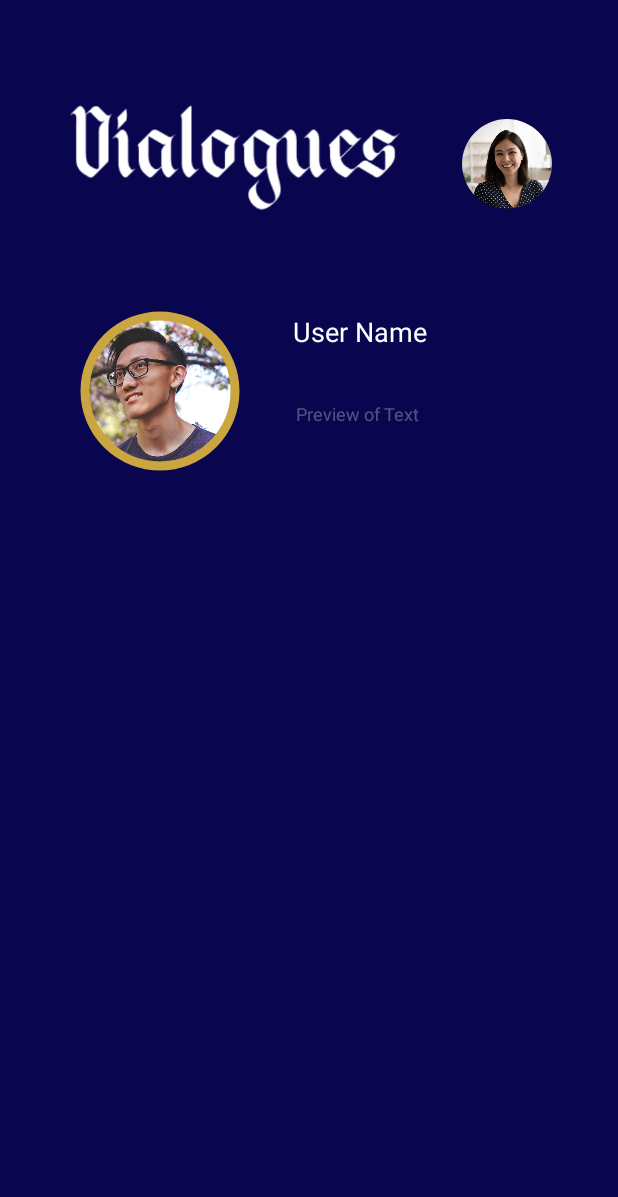
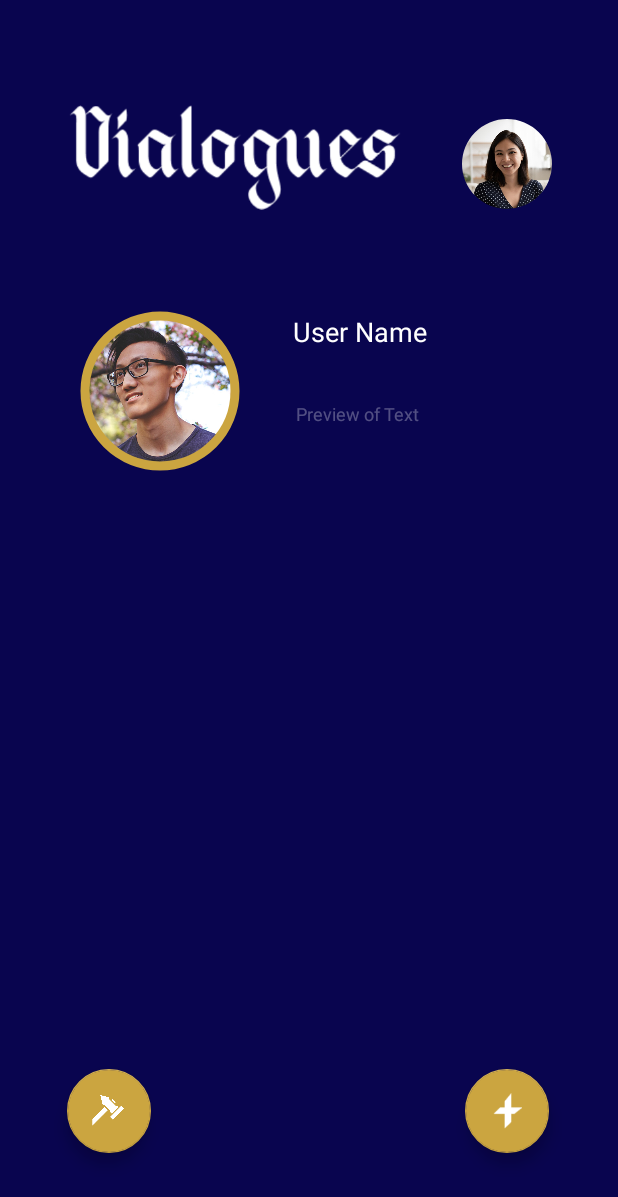
Before and after one commit to ClaudiaAF/Sprecan, an Android app: the layout activity_chat_page.xml on its own in the app's theme, with its tools: preview values and no code run, on a phone screen of 412 x 824 dp. Shown: the top 1197 px of the screen. Run offline under Robolectric (Android 15) with nearby library versions, the phone set to English and light mode, and no system bars.

Commit message:
add fab icons

```diff
--- /dev/null
+++ b/app/src/main/java/com/example/sprecan/SettingsPage.kt
@@ -0,0 +1,4 @@
+package com.example.sprecan
+
+class SettingsPage {
+}
--- a/app/src/main/res/layout/activity_chat_page.xml
+++ b/app/src/main/res/layout/activity_chat_page.xml
@@ -91,5 +91,34 @@
 
 
 
+    <com.google.android.material.floatingactionbutton.FloatingActionButton
+        android:id="@+id/floatingActionButton"
+        android:layout_width="wrap_content"
+        android:layout_height="wrap_content"
+        android:clickable="true"
+        app:layout_constraintBottom_toBottomOf="parent"
+        app:layout_constraintEnd_toEndOf="parent"
+        app:layout_constraintHorizontal_bias="0.87"
+        app:layout_constraintStart_toStartOf="parent"
+        app:layout_constraintTop_toTopOf="parent"
+        app:layout_constraintVertical_bias="0.928"
+        app:srcCompat="@drawable/add_icon" />
+
+    <com.google.android.material.floatingactionbutton.FloatingActionButton
+        android:id="@+id/floatingActionButton2"
+        android:layout_width="wrap_content"
+        android:layout_height="wrap_content"
+        android:layout_marginStart="44dp"
+        android:layout_marginEnd="265dp"
+        android:clickable="true"
+        app:layout_constraintBottom_toBottomOf="parent"
+        app:layout_constraintEnd_toEndOf="@+id/floatingActionButton"
+        app:layout_constraintStart_toStartOf="parent"
+        app:layout_constraintTop_toTopOf="parent"
+        app:layout_constraintVertical_bias="0.928"
+        app:srcCompat="@drawable/settings_icon" />
+
+
+
 
 </androidx.constraintlayout.widget.ConstraintLayout>
--- /dev/null
+++ b/app/src/main/res/values/dimens.xml
@@ -0,0 +1,4 @@
+<?xml version="1.0" encoding="utf-8"?>
+<resources>
+    <item name="default_corner_radius" type="dimen">50%</item>
+</resources>
```
Also changed, not shown: app/src/main/res/drawable-v24/add_icon.png (added), app/src/main/res/drawable-v24/settings_icon.png (added).
